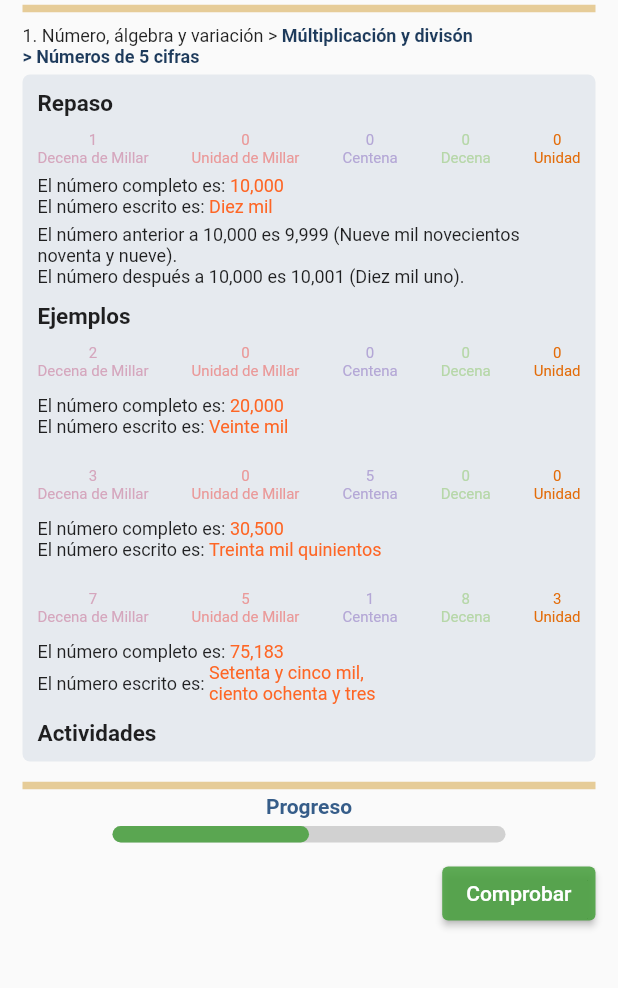
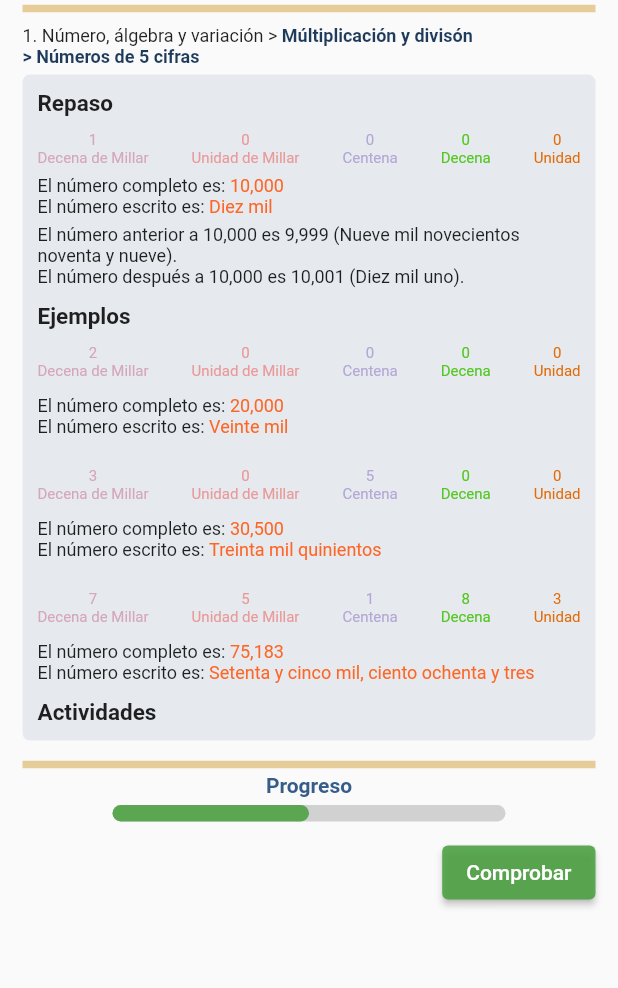
Before and after one commit to JosueNSoto/matematicas_para_primaria, a Flutter app: the numero screen opened directly, on a phone screen of 412 x 824 dp, the part 128-1116 px from its top. Run offline on Flutter 3.47's test engine with Material 2 defaults, Android fonts, the phone set to English and light mode, and no system bars; drawn by our look-alikes of percent_indicator; our stand-ins replace sqflite; accounts and stored records are empty.

```diff
--- a/lib/Eje1/act1_numero.dart
+++ b/lib/Eje1/act1_numero.dart
@@ -133,14 +133,14 @@ class _numeroState extends State<numero> {
                                 '0',
                                 style: TextStyle(
                                   fontSize: 10,
-                                  color: Color.fromRGBO(182, 215, 168, 1),
+                                  color: Color.fromARGB(255, 84, 199, 34),
                                 ),
                               ),
                               Text(
                                 'Decena',
                                 style: TextStyle(
                                   fontSize: 10,
-                                  color: Color.fromRGBO(182, 215, 168, 1),
+                                  color: Color.fromARGB(255, 84, 199, 34),
                                 ),
                               ),
                             ],
@@ -288,14 +288,14 @@ class _numeroState extends State<numero> {
                                 '0',
                                 style: TextStyle(
                                   fontSize: 10,
-                                  color: Color.fromRGBO(182, 215, 168, 1),
+                                  color: Color.fromARGB(255, 84, 199, 34),
                                 ),
                               ),
                               Text(
                                 'Decena',
                                 style: TextStyle(
                                   fontSize: 10,
-                                  color: Color.fromRGBO(182, 215, 168, 1),
+                                  color: Color.fromARGB(255, 84, 199, 34),
                                 ),
                               ),
                             ],
@@ -423,14 +423,14 @@ class _numeroState extends State<numero> {
                                 '0',
                                 style: TextStyle(
                                   fontSize: 10,
-                                  color: Color.fromRGBO(182, 215, 168, 1),
+                                  color: Color.fromARGB(255, 84, 199, 34),
                                 ),
                               ),
                               Text(
                                 'Decena',
                                 style: TextStyle(
                                   fontSize: 10,
-                                  color: Color.fromRGBO(182, 215, 168, 1),
+                                  color: Color.fromARGB(255, 84, 199, 34),
                                 ),
                               ),
                             ],
@@ -558,14 +558,14 @@ class _numeroState extends State<numero> {
                                 '8',
                                 style: TextStyle(
                                   fontSize: 10,
-                                  color: Color.fromRGBO(182, 215, 168, 1),
+                                  color: Color.fromARGB(255, 84, 199, 34),
                                 ),
                               ),
                               Text(
                                 'Decena',
                                 style: TextStyle(
                                   fontSize: 10,
-                                  color: Color.fromRGBO(182, 215, 168, 1),
+                                  color: Color.fromARGB(255, 84, 199, 34),
                                 ),
                               ),
                             ],
@@ -617,7 +617,7 @@ class _numeroState extends State<numero> {
                                 style: TextStyle(fontSize: 12),
                               ),
                               Text(
-                                "Setenta y cinco mil,\nciento ochenta y tres",
+                                "Setenta y cinco mil, ciento ochenta y tres",
                                 style: TextStyle(
                                   color: Color.fromRGBO(254, 102, 37, 1),
                                   fontSize: 12,
```
